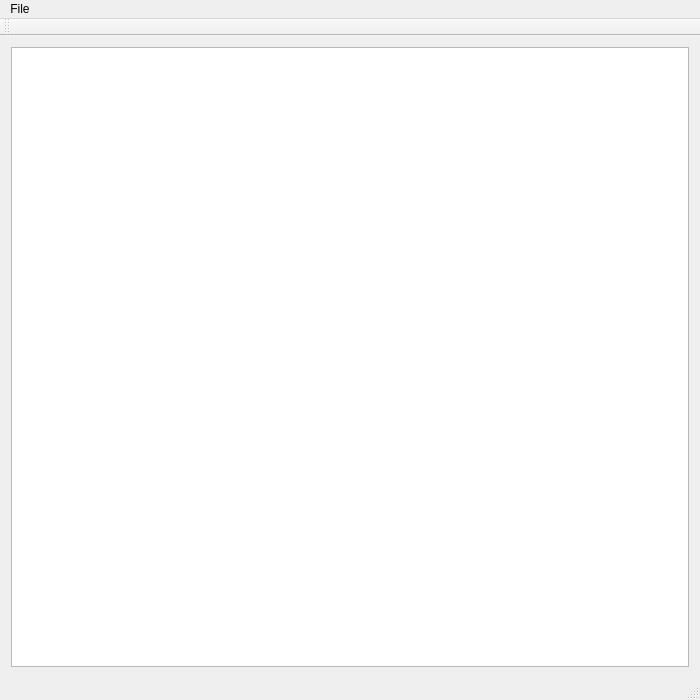
This is WL4EditorWindow.ui in wario-land/WL4Editor as Qt 5 draws it before an edit. The edited form follows.
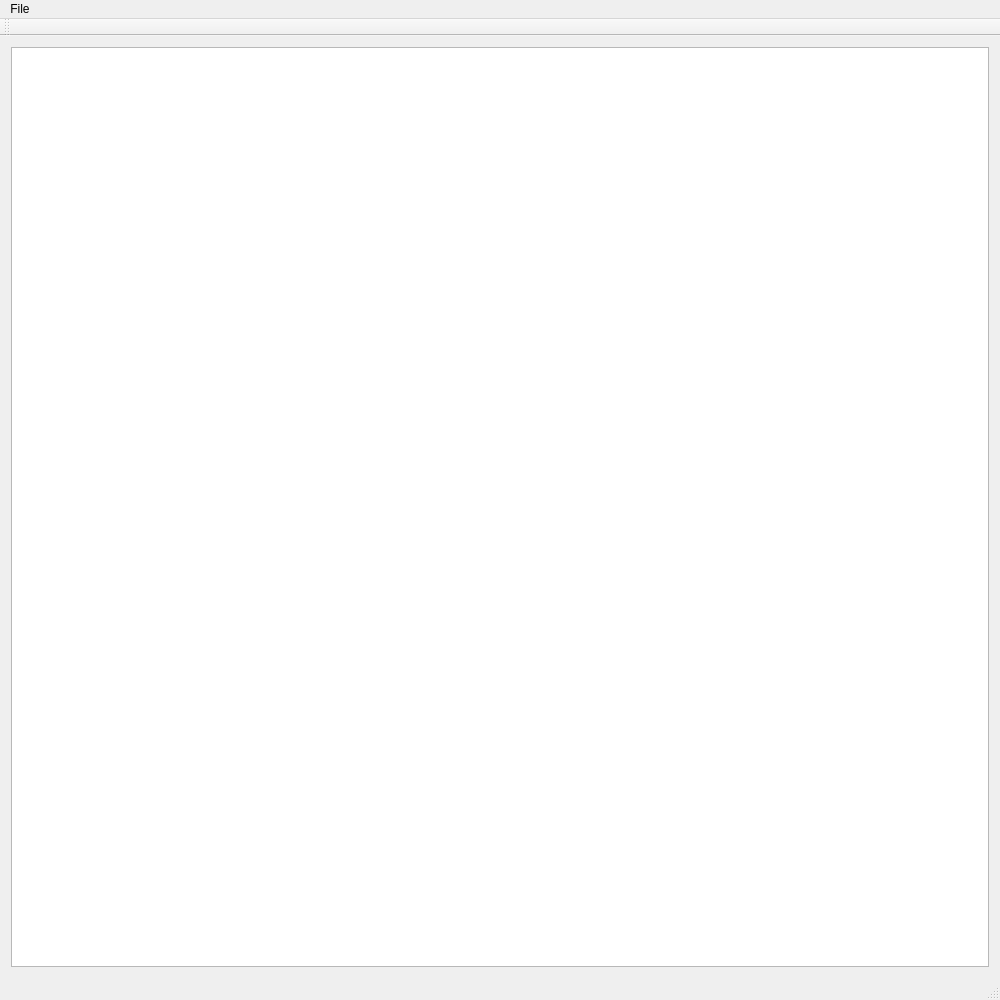
This is the edited form.

Diff of the .ui file:
```diff
--- a/WL4EditorWindow.ui
+++ b/WL4EditorWindow.ui
@@ -6,8 +6,8 @@
    <rect>
     <x>0</x>
     <y>0</y>
-    <width>700</width>
-    <height>700</height>
+    <width>1000</width>
+    <height>1000</height>
    </rect>
   </property>
   <property name="windowTitle">
@@ -25,7 +25,7 @@
     <rect>
      <x>0</x>
      <y>0</y>
-     <width>700</width>
+     <width>1000</width>
      <height>17</height>
     </rect>
    </property>
```
